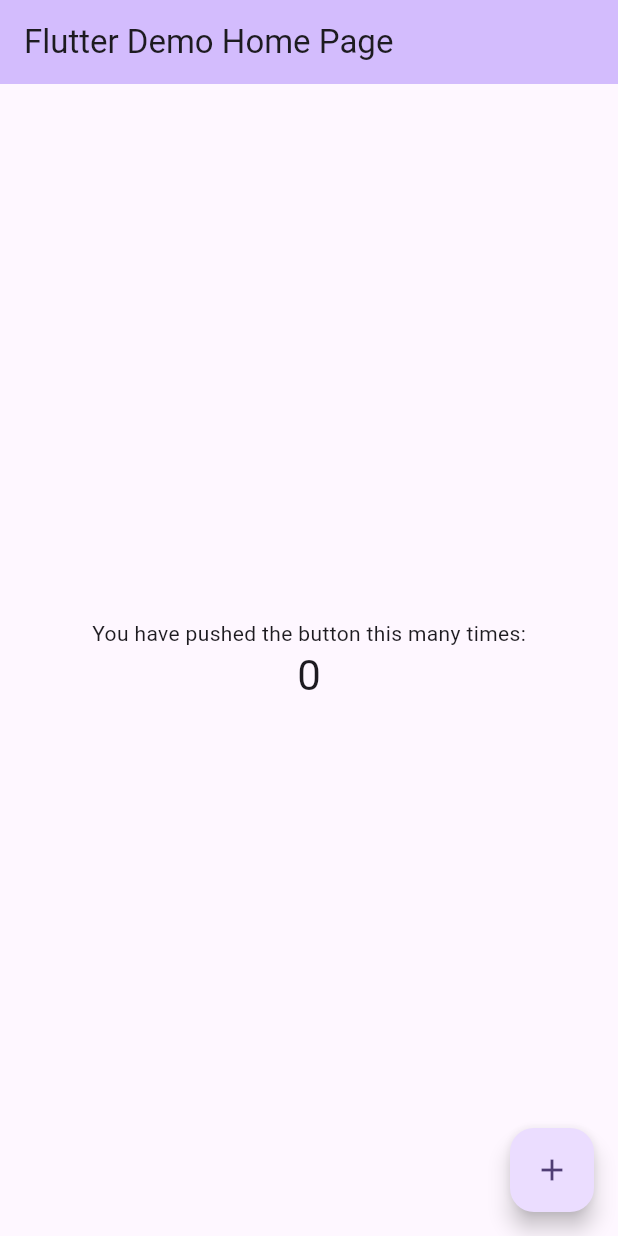
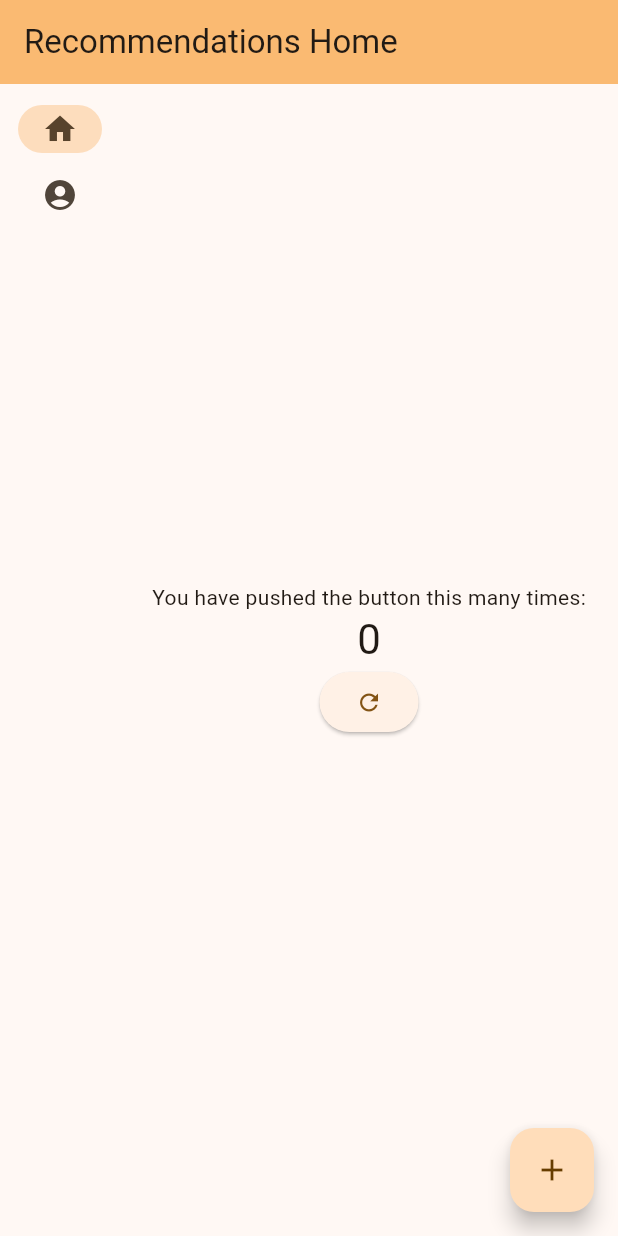
Before and after one commit to sllewely/recommendations, a Flutter app: the screen it shows after launch, on a phone screen of 412 x 824 dp. Run offline on Flutter 3.47's test engine with Material 2 defaults, Android fonts, the phone set to English and light mode, and no system bars.

Commit message:
Add nav bar and refactor some buttons

```diff
--- a/mobile/lib/main.dart
+++ b/mobile/lib/main.dart
@@ -11,7 +11,7 @@ class MyApp extends StatelessWidget {
   @override
   Widget build(BuildContext context) {
     return MaterialApp(
-      title: 'Flutter Demo',
+      title: 'Recommendations',
       theme: ThemeData(
         // This is the theme of your application.
         //
@@ -28,10 +28,10 @@ class MyApp extends StatelessWidget {
         //
         // This works for code too, not just values: Most code changes can be
         // tested with just a hot reload.
-        colorScheme: ColorScheme.fromSeed(seedColor: Colors.deepPurple),
+        colorScheme: ColorScheme.fromSeed(seedColor: Colors.orangeAccent),
         useMaterial3: true,
       ),
-      home: const MyHomePage(title: 'Flutter Demo Home Page'),
+      home: const MyHomePage(title: 'Recommendations Home'),
     );
   }
 }
@@ -56,15 +56,17 @@ class MyHomePage extends StatefulWidget {
 
 class _MyHomePageState extends State<MyHomePage> {
   int _counter = 0;
+  int selectedIndex = 0;
 
   void _incrementCounter() {
     setState(() {
-      // This call to setState tells the Flutter framework that something has
-      // changed in this State, which causes it to rerun the build method below
-      // so that the display can reflect the updated values. If we changed
-      // _counter without calling setState(), then the build method would not be
-      // called again, and so nothing would appear to happen.
       _counter++;
+    });
+  }
+
+  void _resetCounter() {
+    setState(() {
+      _counter = 0;
     });
   }
 
@@ -86,34 +88,18 @@ class _MyHomePageState extends State<MyHomePage> {
         // the App.build method, and use it to set our appbar title.
         title: Text(widget.title),
       ),
-      body: Center(
-        // Center is a layout widget. It takes a single child and positions it
-        // in the middle of the parent.
-        child: Column(
-          // Column is also a layout widget. It takes a list of children and
-          // arranges them vertically. By default, it sizes itself to fit its
-          // children horizontally, and tries to be as tall as its parent.
-          //
-          // Column has various properties to control how it sizes itself and
-          // how it positions its children. Here we use mainAxisAlignment to
-          // center the children vertically; the main axis here is the vertical
-          // axis because Columns are vertical (the cross axis would be
-          // horizontal).
-          //
-          // TRY THIS: Invoke "debug painting" (choose the "Toggle Debug Paint"
-          // action in the IDE, or press "p" in the console), to see the
-          // wireframe for each widget.
-          mainAxisAlignment: MainAxisAlignment.center,
-          children: <Widget>[
-            const Text(
-              'You have pushed the button this many times:',
-            ),
-            Text(
-              '$_counter',
-              style: Theme.of(context).textTheme.headlineMedium,
-            ),
-          ],
-        ),
+      body: Row(
+        children: [
+          SafeArea(child: NavigationRail(
+            extended: false,
+            destinations: const [
+              NavigationRailDestination(icon: Icon(Icons.home), label: Text('Home')),
+              NavigationRailDestination(icon: Icon(Icons.account_circle), label: Text('Account')),
+            ],
+            selectedIndex: selectedIndex,
+          )),
+          Expanded(child: CounterCard(counter: _counter, reset: _resetCounter))
+        ]
       ),
       floatingActionButton: FloatingActionButton(
         onPressed: _incrementCounter,
@@ -123,3 +109,32 @@ class _MyHomePageState extends State<MyHomePage> {
     );
   }
 }
+
+class CounterCard extends StatelessWidget {
+  const CounterCard({
+    super.key,
+    required this.counter,
+    required this.reset,
+  });
+  final int counter;
+  final void Function() reset;
+
+  @override
+  Widget build(BuildContext context) {
+    return Center(
+      child: Column(
+        mainAxisAlignment: MainAxisAlignment.center,
+        children: <Widget>[
+          const Text(
+            'You have pushed the button this many times:',
+          ),
+          Text(
+            '$counter',
+            style: Theme.of(context).textTheme.headlineMedium,
+          ),
+          ElevatedButton(onPressed: reset, child: const Icon(Icons.refresh))
+        ],
+      ),
+    );
+  }
+}
```
